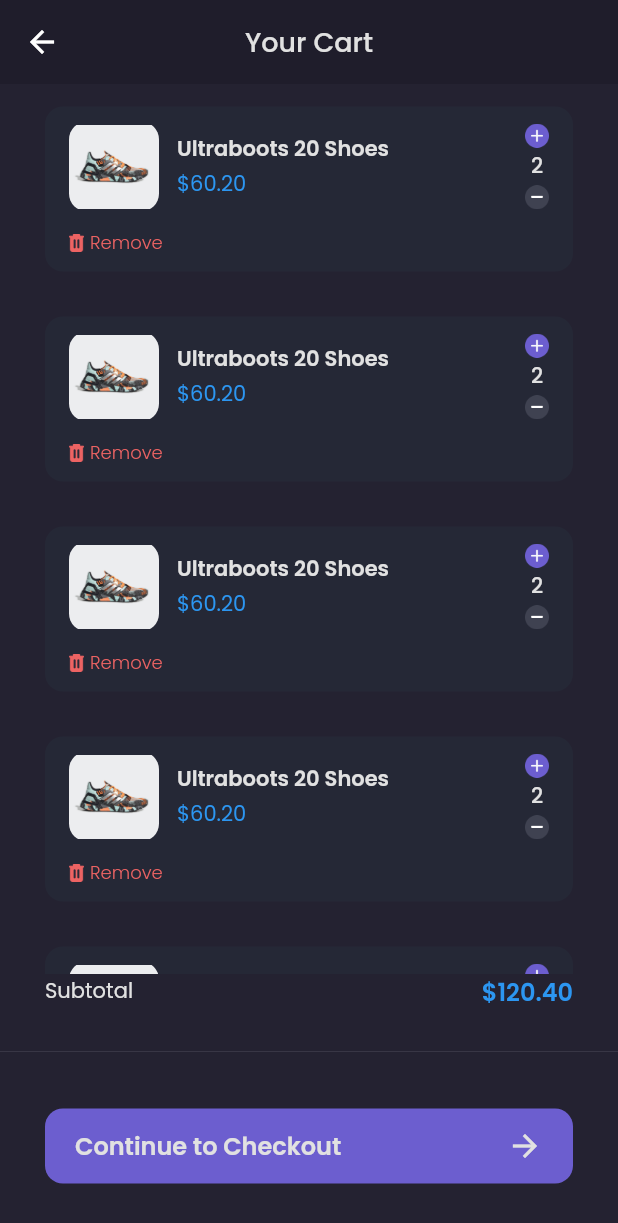
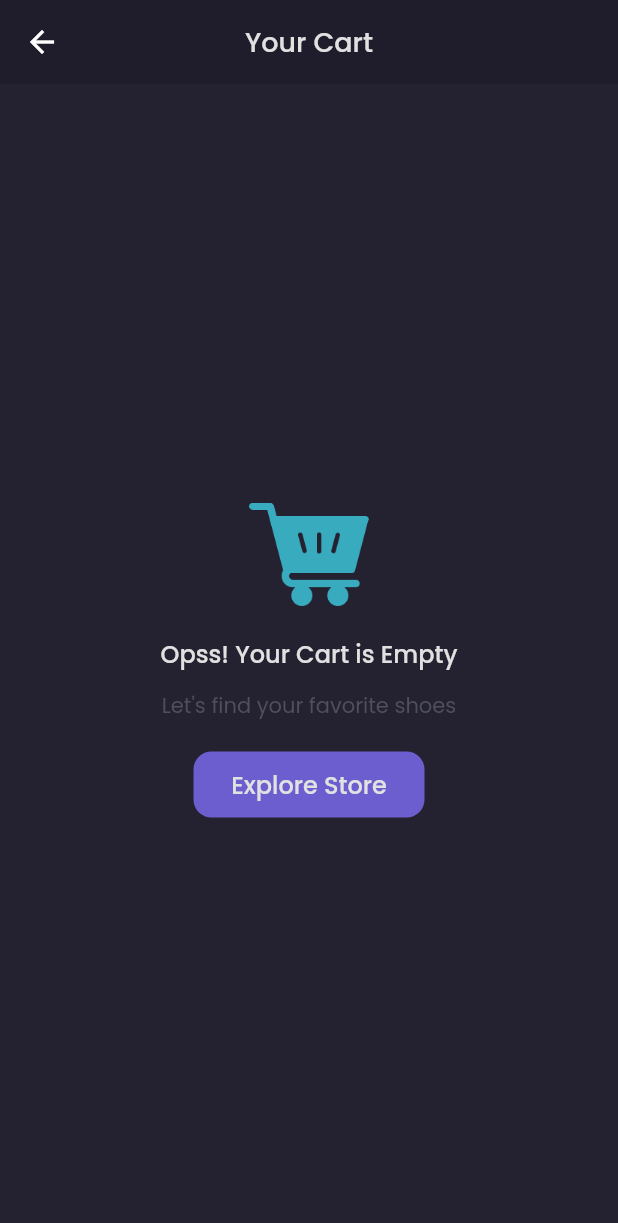
Before and after one commit to irvansindy/shamo-frontend-flutter, a Flutter app: the CartPage screen opened by its route, on a phone screen of 412 x 824 dp. Shown: the top 1223 px of the screen. Run offline on Flutter 3.47's test engine with Material 2 defaults, Android fonts, the phone set to English and light mode, and no system bars; our stand-ins replace carousel_slider, google_fonts; accounts and stored records are empty; network calls fail.

Commit message:
add cart fiture

```diff
--- a/lib/main.dart
+++ b/lib/main.dart
@@ -10,6 +10,7 @@ import 'package:shamo_app/pages/signInPage.dart';
 import 'package:shamo_app/pages/signUpPage.dart';
 import 'package:shamo_app/pages/splashPage.dart';
 import 'package:shamo_app/provider/authProvider.dart';
+import 'package:shamo_app/provider/cartProvider.dart';
 import 'package:shamo_app/provider/productProvider.dart';
 import 'package:shamo_app/provider/wishlistProvider.dart';
 
@@ -29,6 +30,9 @@ class MyApp extends StatelessWidget {
         ChangeNotifierProvider(
           create: (context) => WishlistProvider(),
         ),
+        ChangeNotifierProvider(
+          create: (context) => CartProvider(),
+        ),
       ],
       child: MaterialApp(
         debugShowCheckedModeBanner: false,
--- /dev/null
+++ b/lib/models/cartModel.dart
@@ -0,0 +1,31 @@
+import 'package:shamo_app/models/productModel.dart';
+
+class CartModel {
+  int? id;
+  late ProductModel product;
+  int? quantity;
+
+  CartModel({
+    this.id,
+    required this.product,
+    this.quantity,
+  });
+
+  CartModel.fromJson(Map<String, dynamic> json) {
+    id = json['id'];
+    product = ProductModel.fromJson(json['product']);
+    quantity = json['quantity'];
+  }
+
+  Map<String, dynamic> toJson() {
+    return {
+      'id': id,
+      'product': product.toJson(),
+      'quantity': quantity,
+    };
+  }
+
+  double getTotalPrice() {
+    return product.price! * quantity!;
+  }
+}
--- a/lib/pages/cartPage.dart
+++ b/lib/pages/cartPage.dart
@@ -1,10 +1,13 @@
 import 'package:flutter/material.dart';
+import 'package:provider/provider.dart';
+import 'package:shamo_app/provider/cartProvider.dart';
 import 'package:shamo_app/theme.dart';
 import 'package:shamo_app/widget/cartCard.dart';
 
 class CartPage extends StatelessWidget {
   @override
   Widget build(BuildContext context) {
+    CartProvider cartProvider = Provider.of<CartProvider>(context);
     PreferredSizeWidget header() {
       return AppBar(
         backgroundColor: backColor1,
@@ -70,15 +73,11 @@ class CartPage extends StatelessWidget {
     Widget content() {
       return ListView(
         padding: EdgeInsets.symmetric(horizontal: defaultMargin),
-        children: [
-          CartCard(),
-          CartCard(),
-          CartCard(),
-          CartCard(),
-          CartCard(),
-          CartCard(),
-          CartCard(),
-        ],
+        children: cartProvider.carts
+            .map(
+              (cart) => CartCard(cart),
+            )
+            .toList(),
       );
     }
 
@@ -102,7 +101,7 @@ class CartPage extends StatelessWidget {
                     ),
                   ),
                   Text(
-                    '\$120.40',
+                    '\$${cartProvider.totalPrice()}',
                     style: priceTextStyle.copyWith(
                       fontWeight: semiBold,
                       fontSize: 16.0,
@@ -160,9 +159,9 @@ class CartPage extends StatelessWidget {
     return Scaffold(
       backgroundColor: backColor3,
       appBar: header(),
-      // body: emptyCart(),
-      body: content(),
-      bottomNavigationBar: customBottomNav(),
+      body: cartProvider.carts.length == 0 ? emptyCart() : content(),
+      bottomNavigationBar:
+          cartProvider.carts.length == 0 ? SizedBox() : customBottomNav(),
     );
   }
 }
--- a/lib/widget/cartCard.dart
+++ b/lib/widget/cartCard.dart
@@ -1,9 +1,18 @@
 import 'package:flutter/material.dart';
+import 'package:provider/provider.dart';
+import 'package:shamo_app/models/cartModel.dart';
+import 'package:shamo_app/provider/cartProvider.dart';
 import 'package:shamo_app/theme.dart';
 
+// ignore: must_be_immutable
 class CartCard extends StatelessWidget {
+  final CartModel cart;
+  CartCard(this.cart);
+
   @override
   Widget build(BuildContext context) {
+    CartProvider cartProvider = Provider.of<CartProvider>(context);
+
     return Container(
       margin: EdgeInsets.only(
         top: 15.0,
@@ -27,7 +36,9 @@ class CartCard extends StatelessWidget {
                 decoration: BoxDecoration(
                   borderRadius: BorderRadius.circular(12.0),
                   image: DecorationImage(
-                    image: AssetImage('assets/images/Image_Sample.png'),
+                    image: NetworkImage(
+                      cart.product.galleries[0].url!,
+                    ),
                   ),
                 ),
               ),
@@ -39,14 +50,14 @@ class CartCard extends StatelessWidget {
                   crossAxisAlignment: CrossAxisAlignment.start,
                   children: [
                     Text(
-                      'Ultraboots 20 Shoes',
+                      cart.product.name!,
                       style: primaryTextStyle.copyWith(fontWeight: semiBold),
                     ),
                     SizedBox(
                       height: 2.0,
                     ),
                     Text(
-                      '\$60.20',
+                      '\$${cart.product.price!}',
                       style: priceTextStyle,
                     ),
                   ],
@@ -54,16 +65,19 @@ class CartCard extends StatelessWidget {
               ),
               Column(
                 children: [
-                  Image.asset(
+                  GestureDetector(
+                    onTap: () => cartProvider.addQuantity(cart.id!),
+                    child: Image.asset(
                       'assets/images/Add.png',
                       width: 16.0,
                       height: 16.0,
+                    ),
                   ),
                   SizedBox(
                     height: 2.0,
                   ),
                   Text(
-                    '2',
+                    cart.quantity.toString(),
                     style: primaryTextStyle.copyWith(
                       fontWeight: medium,
                     ),
@@ -71,10 +85,13 @@ class CartCard extends StatelessWidget {
                   SizedBox(
                     height: 2.0,
                   ),
-                  Image.asset(
+                  GestureDetector(
+                    onTap: () => cartProvider.reduceQuantity(cart.id!),
+                    child: Image.asset(
                       'assets/images/Reduce.png',
                       width: 16.0,
                       height: 16.0,
+                    ),
                   ),
                 ],
               ),
@@ -83,7 +100,9 @@ class CartCard extends StatelessWidget {
           SizedBox(
             height: 12.0,
           ),
-          Row(
+          GestureDetector(
+            onTap: () => cartProvider.removeCart(cart.id!),
+            child: Row(
               children: [
                 Image.asset(
                   'assets/images/Remove.png',
@@ -102,6 +121,7 @@ class CartCard extends StatelessWidget {
                 ),
               ],
             ),
+          ),
         ],
       ),
     );
--- a/lib/widget/checkoutCard.dart
+++ b/lib/widget/checkoutCard.dart
@@ -1,7 +1,11 @@
 import 'package:flutter/material.dart';
+import 'package:shamo_app/models/cartModel.dart';
 import 'package:shamo_app/theme.dart';
 
 class CheckoutCard extends StatelessWidget {
+  final CartModel cart;
+  CheckoutCard(this.cart);
+
   @override
   Widget build(BuildContext context) {
     return Container(
@@ -28,8 +32,8 @@ class CheckoutCard extends StatelessWidget {
                 12.0,
               ),
               image: DecorationImage(
-                image: AssetImage(
-                  'assets/images/Image_Sample.png',
+                image: NetworkImage(
+                  cart.product.galleries[0].url!,
                 ),
               ),
             ),
@@ -42,7 +46,7 @@ class CheckoutCard extends StatelessWidget {
               crossAxisAlignment: CrossAxisAlignment.start,
               children: [
                 Text(
-                  'Ultraboots 20 Shoes',
+                  cart.product.name!,
                   style: primaryTextStyle.copyWith(
                     fontWeight: semiBold,
                   ),
@@ -52,7 +56,7 @@ class CheckoutCard extends StatelessWidget {
                   height: 2.0,
                 ),
                 Text(
-                  '\$60.20',
+                  '\$${cart.product.price}',
                   style: priceTextStyle,
                 ),
               ],
@@ -62,7 +66,7 @@ class CheckoutCard extends StatelessWidget {
             width: 10.0,
           ),
           Text(
-            '1 Items',
+            '${cart.quantity} Items',
             style: secondaryTextStyle.copyWith(
               fontWeight: light,
               fontSize: 12.0,
```
Also changed, not shown: lib/pages/checkoutPage.dart (+14 -6 lines), lib/pages/productPage.dart (+85 -1 lines), lib/provider/cartProvider.dart (added, +77 -0 lines). Lines whose indentation alone changed are shown as unchanged.
